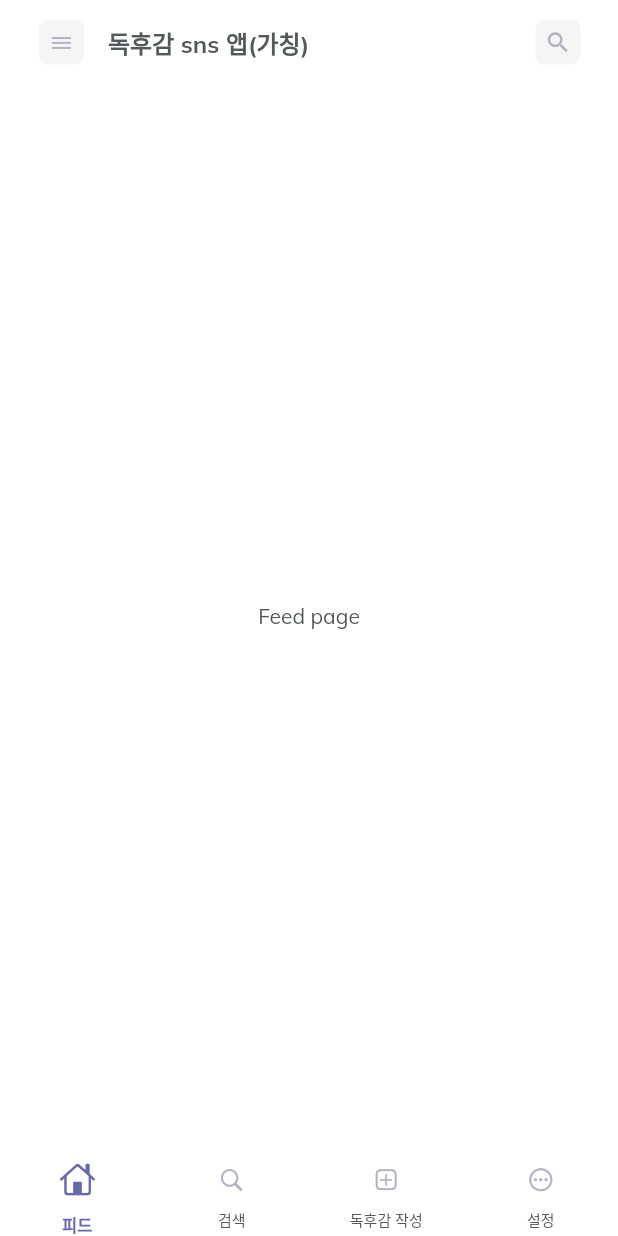
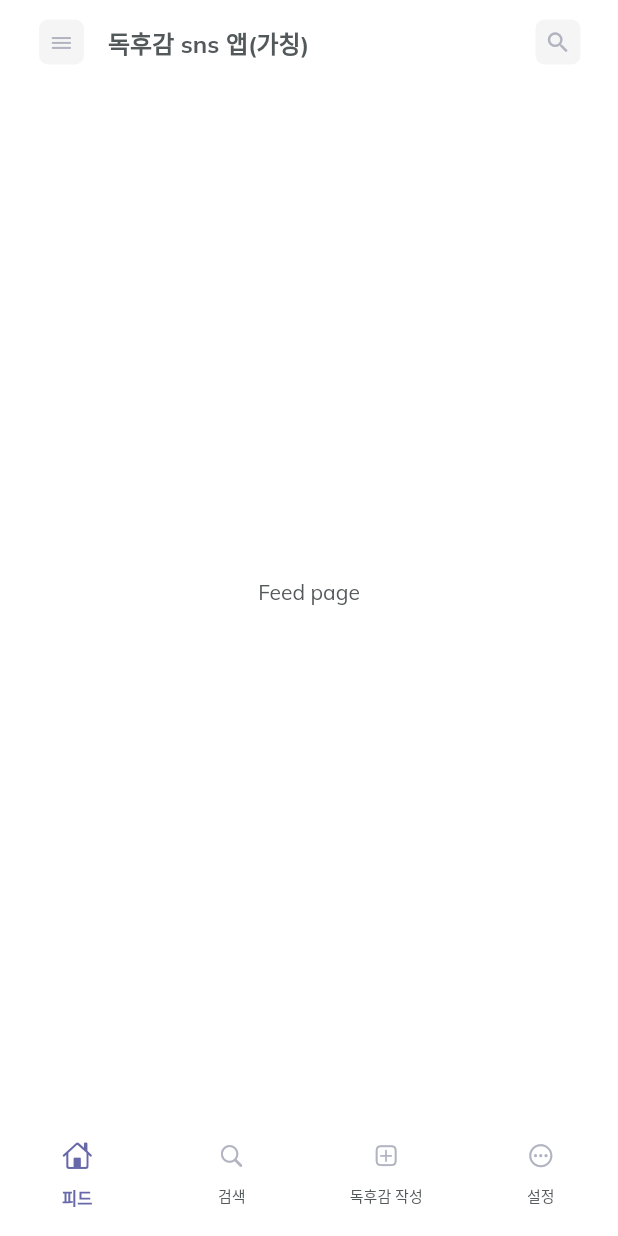
Before and after one commit to book-report-project/book-report-project, a Flutter app: the screen it shows after launch, on a phone screen of 412 x 824 dp. Run offline on Flutter 3.47's test engine with Material 2 defaults, Android fonts, the light colour scheme and no system bars; our stand-ins replace cached_network_image, google_fonts.

Commit message:
:bug: bottom navigation 아이콘 클릭마다 높이값 유동적인 거 수정

```diff
--- a/lib/widgets/bottom_navigation.dart
+++ b/lib/widgets/bottom_navigation.dart
@@ -28,7 +28,9 @@ class _BottomNavigationBarState extends State<BottomNavigationBarWidget> {
   @override
   Widget build(BuildContext context) {
     final brightness = Theme.of(context).brightness;
-    return Card(
+    return SizedBox(
+      height: 90.0,
+      child: Card(
         color: (brightness == Brightness.light)
             ? const Color.fromARGB(0, 0, 0, 0)
             : Colors.red,
@@ -67,6 +69,7 @@ class _BottomNavigationBarState extends State<BottomNavigationBarWidget> {
             ],
           ),
         ),
+      ),
     );
   }
 }
@@ -102,7 +105,7 @@ class _NavigationBarItems extends StatelessWidget {
             Padding(
               padding: const EdgeInsets.only(top: 8.0),
               child: Icon(icon,
-                  size: isSelected ? 24 : 18,
+                  size: isSelected ? 20 : 18,
                   color: isSelected ? AppColors.secondary : null),
             ),
             const SizedBox(height: 10),
```
Lines whose indentation alone changed are shown as unchanged.
